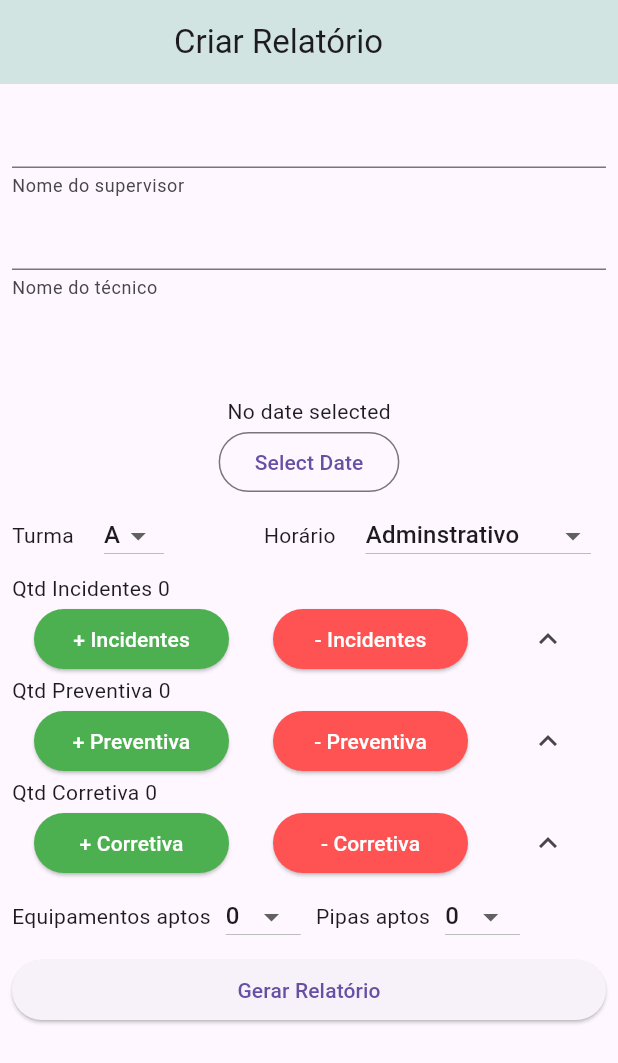
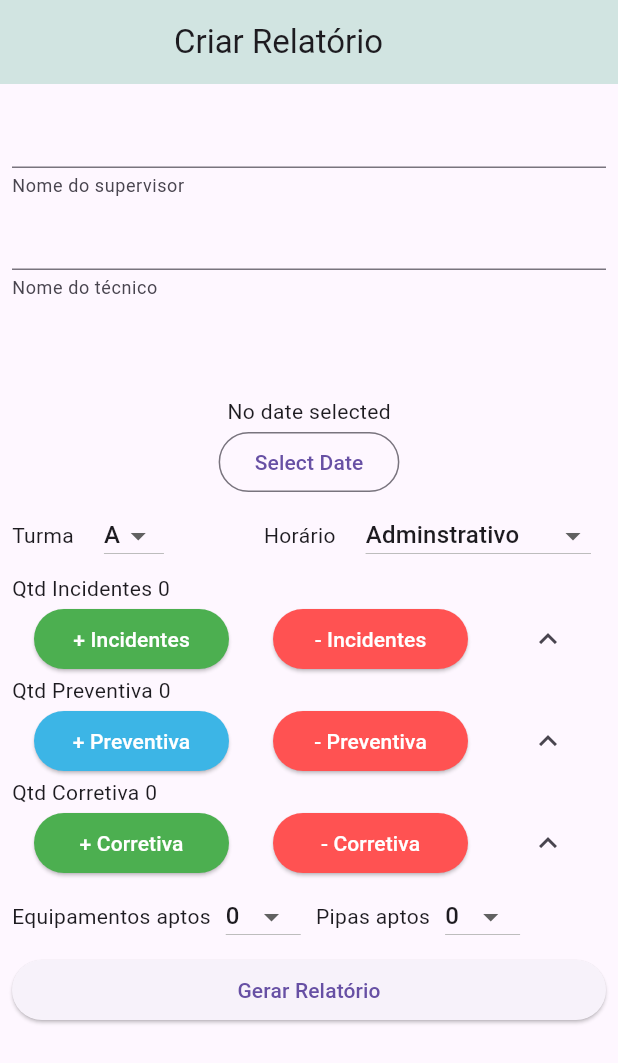
Before and after one commit to Brunohfc/FormEase, a Flutter app: the screen it shows after launch, on a phone screen of 412 x 824 dp. Shown: the top 1063 px of the screen. Run offline on Flutter 3.47's test engine with Material 3 defaults, Android fonts, the phone set to English and light mode, and no system bars.

Commit message:
feat: changing input bold, icon launcher and button color

```diff
--- a/lib/screens/employeesWidget.dart
+++ b/lib/screens/employeesWidget.dart
@@ -17,11 +17,13 @@ class Employeeswidget extends StatelessWidget {
               scrollDirection: Axis.vertical,
               children: <Widget>[
                 TextFormField(
+                  style: TextStyle(fontWeight: FontWeight.bold),
                   decoration: InputDecoration(helperText: employees.hintSupervisorName),
                   controller: employees.supervisorNameController,
                   onChanged: (value) => employees.setSupervisorName(value),
                 ),
                 TextFormField(
+                  style: TextStyle(fontWeight: FontWeight.bold),
                   decoration: InputDecoration(helperText: employees.hintTechnicalName),
                   controller: employees.technicalNameController,
                   onChanged: (value) => employees.setTechnicalName(value),
--- a/lib/screens/preventivaWidget.dart
+++ b/lib/screens/preventivaWidget.dart
@@ -24,7 +24,7 @@ class PreventiveWidget extends StatelessWidget {
                   ElevatedButton(
                     style: ElevatedButton.styleFrom(
                       fixedSize: Size(130, 0),
-                      backgroundColor: Colors.green,
+                      backgroundColor: const Color(0xFF3CB5E6),
                     ),
                     onPressed: preventive.createField,
                     child: const Text(
```
Also changed, not shown: 10 other files.
